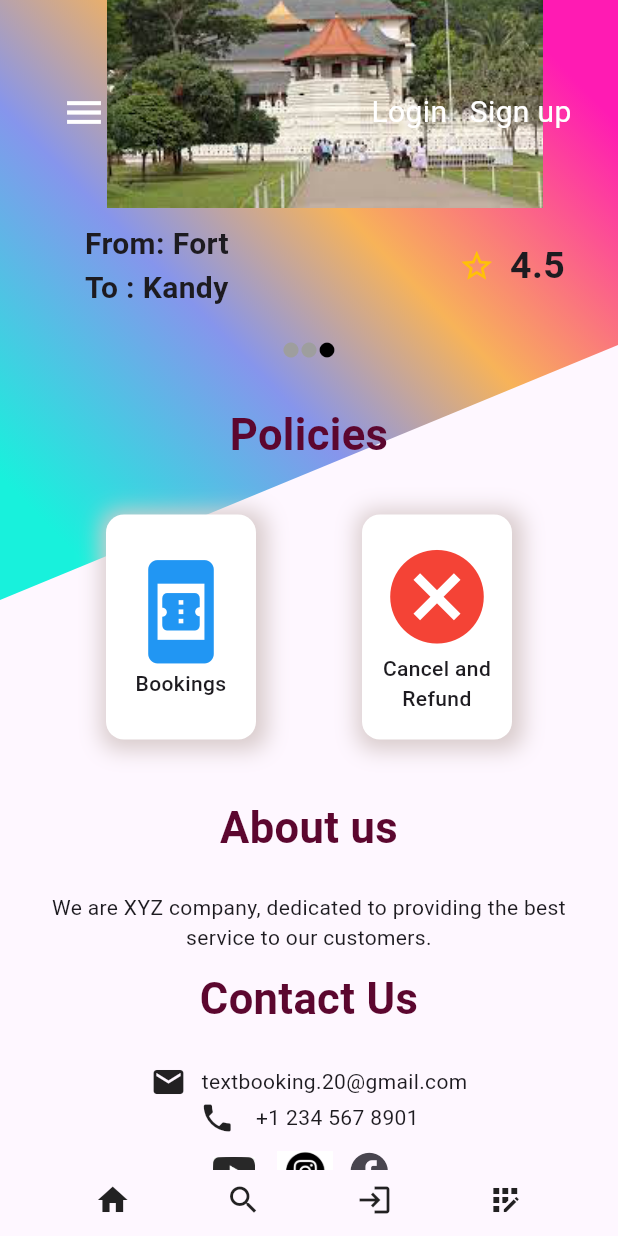
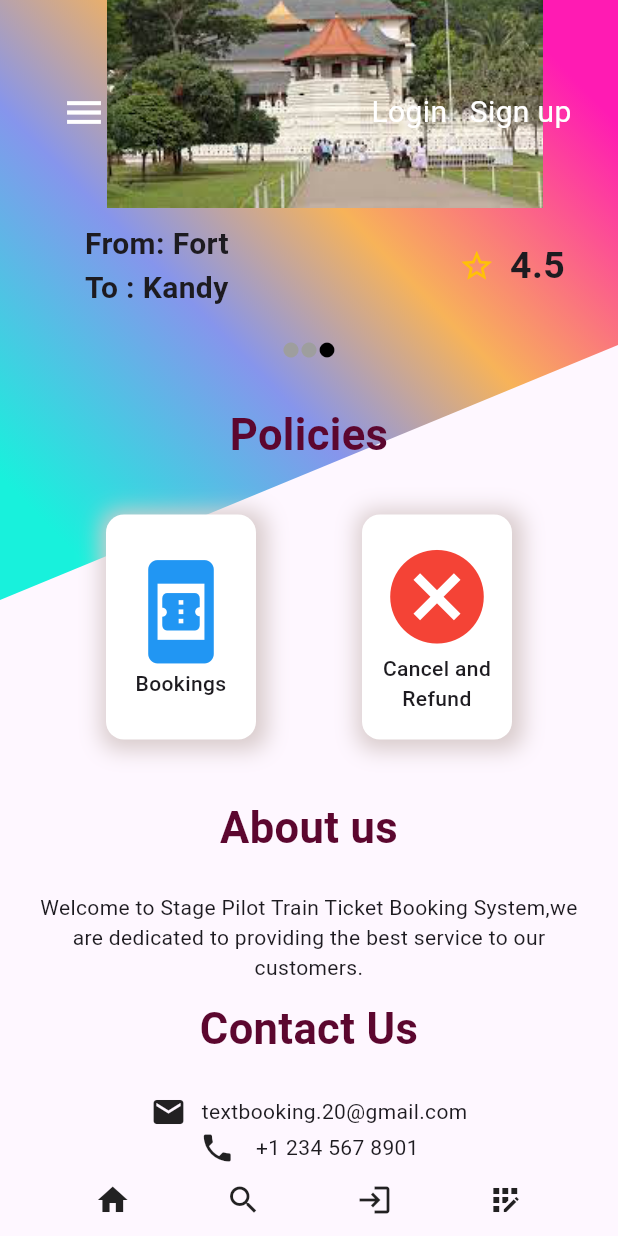
Before and after one commit to KMjanith/booking-app, a Flutter app: the screen it shows after launch, scrolled down 576 dp, on a phone screen of 412 x 824 dp. Run offline on Flutter 3.47's test engine with Material 3 defaults, Android fonts, the phone set to English and light mode, and no system bars; our stand-ins replace dropdown_button2, dropdown_search, get, pdf, permission_handler, qr_flutter and 2 more; missing offline and left inert: mongo_dart.

```diff
--- a/lib/Pages/procedure/Home.dart
+++ b/lib/Pages/procedure/Home.dart
@@ -334,7 +334,7 @@ class HomePage extends StatelessWidget {
             const Padding(
               padding: EdgeInsets.only(left: 20, right: 20),
               child: Text(
-                "We are XYZ company, dedicated to providing the best service to our customers.",
+                "Welcome to Stage Pilot Train Ticket Booking System,we are dedicated to providing the best service to our customers.",
                 textAlign: TextAlign.center,
               ),
             ),
@@ -373,6 +373,32 @@ class HomePage extends StatelessWidget {
                 ],
               ),
             ),
+
+
+            //Go to web site button
+            Padding(
+              padding: const EdgeInsets.symmetric(horizontal: 30, vertical: 10),
+              child: InkWell(
+                onTap: () {
+                  _goWebSite();
+                },
+                child: Container(
+                    height: 50,
+                    width: 100,
+                    decoration: BoxDecoration(
+                        borderRadius: BorderRadius.circular(12),
+                        color: const Color.fromARGB(255, 255, 0, 0)),
+                    child: const Center(
+                      child: Text(
+                        "visit our Website",
+                        style: TextStyle(color: Colors.white, fontSize: 20,fontWeight: FontWeight.bold),
+                      ),
+                    )),
+              ),
+            ),
+
+            //Follow Us
+            const Info(content: "", title: "Folllow Us"),
             Row(mainAxisAlignment: MainAxisAlignment.center, children: [
               //For facebook Button
               InkWell(
@@ -425,6 +451,15 @@ class HomePage extends StatelessWidget {
     );
   }
 
+  _goWebSite() async {
+    final Uri uri = Uri.parse("https://stage-pilot.onrender.com/");
+    try {
+      if (!await launchUrl(uri)) {
+        throw Exception('Could not launch $uri');
+      }
+    } catch (e) {}
+  }
+
   mapUrl() async {
     final Uri uri = Uri.parse("https://www.google.com/maps");
     try {
@@ -435,7 +470,7 @@ class HomePage extends StatelessWidget {
   }
 
   goYouTube() async {
-    final Uri uri = Uri.parse("https://www.youtube.com/");
+    final Uri uri = Uri.parse("https://youtu.be/LXLh_lEwdB4");
     try {
       if (!await launchUrl(uri)) {
         throw Exception('Could not launch $uri');
--- a/lib/Pages/procedure/userProfile.dart
+++ b/lib/Pages/procedure/userProfile.dart
@@ -32,7 +32,7 @@ class _MyProfileState extends State<MyProfile> {
     return Scaffold(
       bottomNavigationBar: Bottom_NavigationBar(),
       body: FutureBuilder(
-        future: _fetchLoginDetails(jsonDecode(AuthManager.token)["userID"]),
+        future: _fetchLoginDetails(jsonDecode(AuthManager.tokens)["userID"]),
         builder: (context, snapshot) {
           if (snapshot.connectionState == ConnectionState.waiting) {
             // Return a loading indicator while fetching data
@@ -300,7 +300,7 @@ class _MyProfileState extends State<MyProfile> {
   Future<Map<String, dynamic>> _fetchLoginDetails(String userId) async {
     final Map<String, dynamic> requestBody = {"userID": userId};
     final response = await http.post(
-      Uri.parse('http://$baseUrl_1:4000/popupform'),
+      Uri.parse('$baseUrl_1/popupform'),
       headers: {'Content-Type': 'application/json'},
       body: jsonEncode(requestBody),
     );
@@ -312,7 +312,7 @@ class _MyProfileState extends State<MyProfile> {
 //this method is to fetch users booking details from the database
   Future<void> _fetchBokingDetails(String email) async {
     final response = await http.get(
-      Uri.parse('http://$baseUrl_1:4000/profile/history/${email}'),
+      Uri.parse('$baseUrl_1/profile/history/${email}'),
       headers: {'Content-Type': 'application/json'},
     );
     // Convert the JSON string to a List<Map<String, dynamic>>
--- a/lib/Pages/widgets/drawer.dart
+++ b/lib/Pages/widgets/drawer.dart
@@ -55,7 +55,8 @@ class CustomDrawer extends StatelessWidget {
                     title: Text("Log Out"),
                     onTap: () {
                       AuthManager.logout(); //make the user logged out
-                      AuthManager.token = ''; //clear the token
+
+                      AuthManager.tokens = ''; //clear the token
                       Navigator.push(context,
                           CupertinoPageRoute(builder: (context) => HomePage()));
                     },
--- a/lib/Pages/widgets/popular.dart
+++ b/lib/Pages/widgets/popular.dart
@@ -1,6 +1,5 @@
 import 'dart:async';
 import 'package:flutter/material.dart';
-
 import '../../servises/DatabaseHandeling/constant.dart';
 
 class PopularTile extends StatefulWidget {
@@ -88,16 +87,7 @@ class _PopularTileState extends State<PopularTile> {
                   child: Container(
                     margin: EdgeInsets.all(10),
                     decoration: const BoxDecoration(
-                      //gradient: AppGradients.customGradient,
-                      //color: Colors.white,
-                      boxShadow: [
-                        /* BoxShadow(
-                          color: Colors.black, // Shadow color
-                          offset: Offset(0, 0), // Offset of the shadow
-                          blurRadius: 5, // Blur radius of the shadow
-                          spreadRadius: 0, // Spread radius of the shadow
-                        ),*/
-                      ],
+
                       borderRadius: BorderRadius.all(Radius.circular(20)),
                     ),
                     child: Column(
--- a/lib/servises/AuthManager.dart
+++ b/lib/servises/AuthManager.dart
@@ -1,6 +1,9 @@
+//import 'package:shared_preferences/shared_preferences.dart';
+
 class AuthManager {
   static bool isLoggedIn = false;
-  static String token = '';
+  static  String tokens = '';
+  //static  String _tokenKey = tokens;
 
 
   static void login() {
@@ -12,4 +15,19 @@ class AuthManager {
     // Perform logout logic
     isLoggedIn = false;
   }
+
+  // static Future<void> saveToken(String token) async {
+  //   SharedPreferences prefs = await SharedPreferences.getInstance();
+  //   await prefs.setString(_tokenKey, token);
+  // }
+
+  // static Future<String?> getToken() async {
+  //   SharedPreferences prefs = await SharedPreferences.getInstance();
+  //   return prefs.getString(_tokenKey);
+  // }
+
+  // static Future<void> logoutStorage() async {
+  //   SharedPreferences prefs = await SharedPreferences.getInstance();
+  //   await prefs.remove(_tokenKey);
+  // }
 }
--- a/lib/servises/DatabaseHandeling/constant.dart
+++ b/lib/servises/DatabaseHandeling/constant.dart
@@ -1,14 +1,10 @@
-// const Collection_Name_1 = "trains";
-// const Collection_name_2 = "stations";
-// const Collection_Name_3 = "routes";
-const baseUrl_1 = "192.168.8.107";
+const baseUrl_1 = "https://stage-pilot-train-booking-system.onrender.com";
 
-final popular_title = ['Galle', 'Kandy' ,'Badulla'];
-final popular_content= [
+final popular_title = ['Galle', 'Badulla', 'Kandy'];
+final popular_content = [
   'Both these cities are located at a distance of 113.89 kms. Traveling from one place to the other is easy because of the efficient rail connectivity. There are many trains that run between the two cities. On a daily basis, There are 69 weekly trains from Colombo Fort to Galle.',
-  "Kandy is both an administrative and religious city and is also the capital of the Central Province. Kandy is the home of the Temple of the Tooth Relic (Sri Dalada Maligawa), one of the most sacred places of worship in the Buddhist world. It was declared a World Heritage Site by UNESCO in 1988.",
   "Badulla railway station (බදුල්ල දුම්රිය ස්ථානය) is the last station on the Main Line, and is 292.3 km (181.6 mi) away from Colombo. It is located 652.43 m (2,140.5 ft) above mean sea level and 1 km (0.62 mi) from Badulla, the capital city of Uva Province. The trains that run on the Main Line, including the Podi Menike and Udarata Menike express trains end at the station..",
-
+  "Kandy is both an administrative and religious city and is also the capital of the Central Province. Kandy is the home of the Temple of the Tooth Relic (Sri Dalada Maligawa), one of the most sacred places of worship in the Buddhist world. It was declared a World Heritage Site by UNESCO in 1988."
 ];
 
 List<String> Staions = [
--- a/lib/servises/Search_api.dart
+++ b/lib/servises/Search_api.dart
@@ -1,10 +1,10 @@
 import 'dart:convert';
 import 'package:http/http.dart' as http;
-//import 'package:mongo_dart/mongo_dart.dart';
 import 'DatabaseHandeling/constant.dart';
 
+
 class SerachTrain {
-  static const String baseUrl = 'http://$baseUrl_1:4000/Search';
+  static const String baseUrl = '$baseUrl_1/Search';
 
   Future<List<Map<String, dynamic>>> getTrains(String from, String to,
       String date, int passengers, String returnDate) async {
@@ -13,7 +13,7 @@ class SerachTrain {
       'to': to,
       'date': date,
       'passengers': passengers,
-      "returnDate": returnDate
+      //"returnDate": returnDate
     };
 
     final response = await http.post(
--- a/pubspec.yaml
+++ b/pubspec.yaml
@@ -50,6 +50,7 @@ dependencies:
   screenshot: ^2.1.0
   flutter_lints: ^3.0.0
   url_launcher: ^6.1.14
+  shared_preferences: ^2.0.5
 
 dev_dependencies:
   flutter_test:
@@ -59,7 +60,7 @@ dev_dependencies:
 flutter_launcher_icons:
   android: "launcher_icon"
   ios: true
-  image_path: "Assets/Stage Pilot.png"
+  image_path: "Assets/Untitled-1.png"
 
   # The "flutter_lints" package below contains a set of recommended lints to
   # encourage good coding practices. The lint set provided by the package is
```
Also changed, not shown: lib/Pages/Auth/login.dart (+19 -1 lines), lib/Pages/procedure/CustomerDetails.dart (+12 -12 lines), lib/servises/Bookings_api.dart (+21 -1 lines), lib/servises/Cancel_api.dart (+35 -3 lines), lib/servises/Pass_Reset_Api.dart (+4 -8 lines), lib/servises/login_api.dart (+39 -14 lines), lib/servises/register_api.dart (+23 -6 lines), Assets/Stage Pilot.png (deleted), Assets/Untitled-1.png (added), Assets/book-a-train-ticket-online-6276502-5217098.webp (deleted), Assets/output-onlinepngtools.png (added), pubspec.lock, 27 other files.
